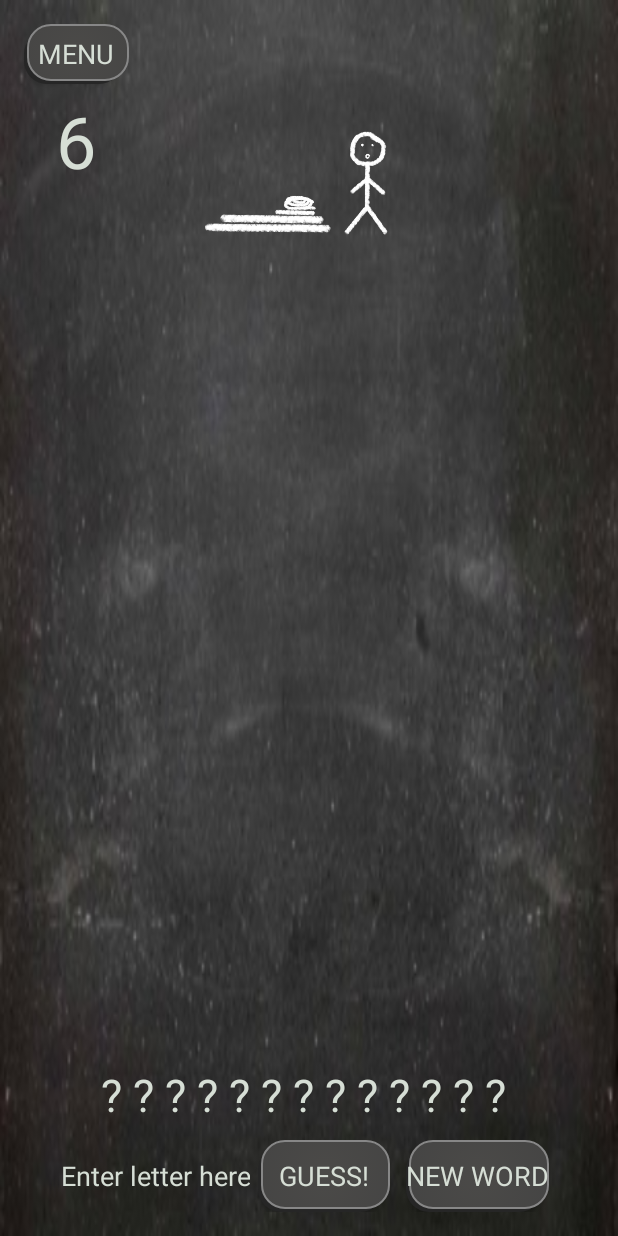
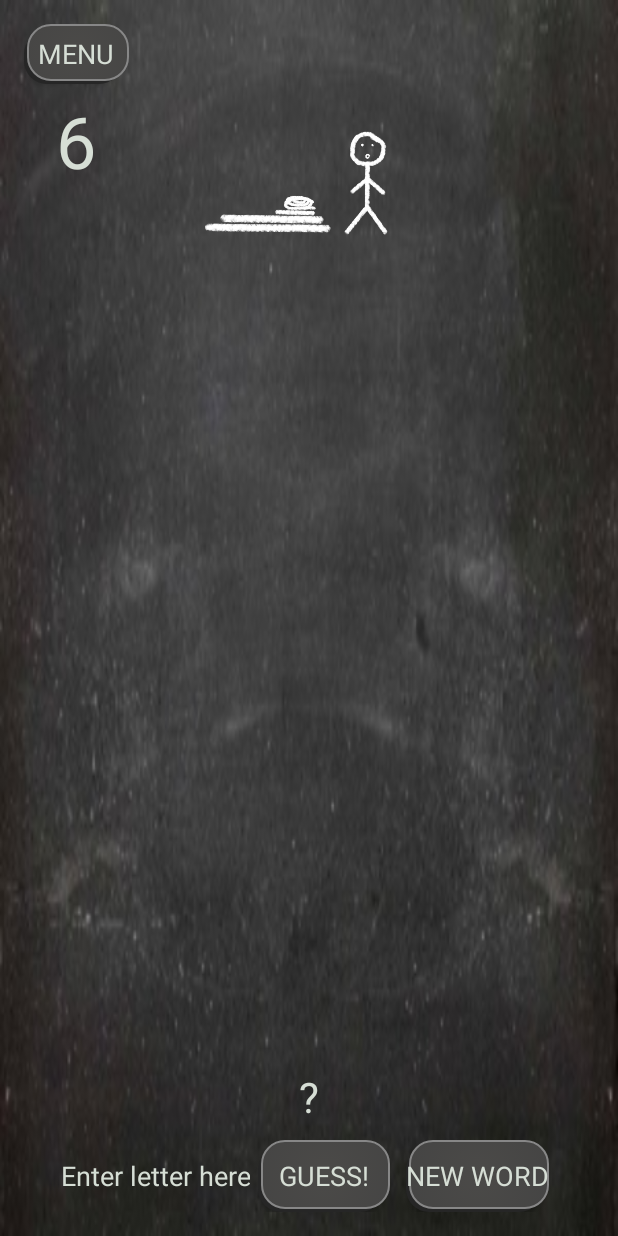
Before and after one commit to Victordh/EvilHangman, an Android app: the GameplayActivity screen opened directly, with no data from a screen before it, after a tap on "GUESS!", on a phone screen of 412 x 824 dp. Run offline under Robolectric (Android 15) with nearby library versions, the phone set to English and light mode, and no system bars; Roboto replaces fonts that are not available here; 4 statements that could not run were skipped.

Commit message:
almost finished GoodGameplay

```diff
--- a/app/src/main/java/com/example/bubbles/evilhangman/Gameplay.java
+++ b/app/src/main/java/com/example/bubbles/evilhangman/Gameplay.java
@@ -1,34 +1,37 @@
 package com.example.bubbles.evilhangman;
-
-import android.content.res.Resources;
-import android.view.View;
-
-import com.example.bubbles.evilhangman.GameplayActivity;
 
 import java.util.Random;
 
 public class Gameplay {
 
-    public String word_picked;
+    String word_picked;
 
-    // picks a word randomly from the dictionary
-    public String random_word(){
-        Integer random_number = new Random().nextInt(GameplayActivity.words.length);
-        String[] array = GameplayActivity.words;
-        word_picked = array[random_number];
-        String the_word_was = word_picked;
-        return word_picked;
-    }
-
-    // puts up the correct amount of questionmarks
+    // returns a string with the correct amount of questionmarks
     public String set_questionmarks(){
-        String temp = "";
-        for (Integer i = 0; i < word_picked.length(); i++) {
-            temp += "? ";
+        String temp = "?";
+        for (Integer i = 1; i < word_picked.length(); i++) {
+            temp += " ?";
         }
         return temp;
     }
 
+    // returns the character input if it's a letter and not tried yet
+    public String get_letter_input(String letter, String tried) {
+        // takes the first character of user input (disregards if no input)
+        if (letter.length() != 0) {
+            String l = letter.substring(0, 1).toUpperCase();
+            // checks if the character is a letter
+            if (l.matches("[A-Z]+")) {
+                // checks with already tried letters
+                if (!tried.contains(l)){
+                    return l;
+                }
+            }
+        }
+        return "false";
+    }
+
+    // returns the word placeholders with all non-guessed letters as ?
     public String letter_in_word_picked(String letter, String questionmarks) {
         // checks if letter is in the_word
         if (word_picked.contains(letter)) {
@@ -40,59 +43,27 @@ public class Gameplay {
                     qmarks[i * 2] = letter.toCharArray()[0];
                 }
             }
-            return qmarks.toString();
+            questionmarks = new String(qmarks);
         }
         return questionmarks;
     }
-                /*int location = picked_word.indexOf(first_letter);
-                String new_word = word.substring(0,(location * 2))+ first_letter + word.substring(location * 2 + 1);
-                the_word.setText(new_word);
 
-                // removes the letter from the computer's word
-                char[] picked_word_chars = picked_word.toCharArray();
-                picked_word_chars[location] = '?';
-                picked_word = String.valueOf(picked_word_chars);
+    // returns the current amount of guesses left minus 1
+    public int remove_one_guess(String guesses_left) {
+        return Integer.parseInt(guesses_left) - 1;
+    }
 
-                // check if the entire word has been revealed
-                if(questionmarks.matches("^[\pL\pN]+$")) {
-                    guess_button.setVisibility(View.INVISIBLE);
-            }
+    // returns if the user has revealed the entire word and thus won
+    public Boolean word_revealed(String questionmarks) {
+        return !questionmarks.contains("?");
+    }
+
+    // returns a string of the word with spaces between each letter
+    public String the_word_was() {
+        String the_word_was = String.valueOf(word_picked.charAt(0));
+        for (int i = 1; i < word_picked.length(); i++) {
+            the_word_was += " " + word_picked.charAt(i);
         }
-
-
-        // removes one guess chance if letter not in word
-        else {*/
-            // remove 1 from guesses left
-            // change picture accordingly
-
-            /*Integer amount = Integer.parseInt(guesses_left.getText().toString().substring(9, 10));
-            amount -= 1;
-            guesses_left.setText("You have " + amount + " wrong guesses left!");
-            switch (amount) {
-                case 5:
-                    hangman6.setVisibility(View.INVISIBLE);
-                    hangman5.setVisibility(View.VISIBLE);
-                    break;
-                case 4:
-                    hangman5.setVisibility(View.INVISIBLE);
-                    hangman4.setVisibility(View.VISIBLE);
-                    break;
-                case 3:
-                    hangman4.setVisibility(View.INVISIBLE);
-                    hangman3.setVisibility(View.VISIBLE);
-                    break;
-                case 2:
-                    hangman3.setVisibility(View.INVISIBLE);
-                    hangman2.setVisibility(View.VISIBLE);
-                    break;
-                case 1:
-                    hangman2.setVisibility(View.INVISIBLE);
-                    hangman1.setVisibility(View.VISIBLE);
-                    break;
-                case 0:
-                    hangman1.setVisibility(View.INVISIBLE);
-                    hangman0.setVisibility(View.VISIBLE);
-                    guess_button.setVisibility(View.INVISIBLE);
-                    break;
-            }*/
+        return the_word_was;
+    }
 }
--- a/app/src/main/java/com/example/bubbles/evilhangman/GameplayActivity.java
+++ b/app/src/main/java/com/example/bubbles/evilhangman/GameplayActivity.java
@@ -5,24 +5,29 @@ import android.content.Intent;
 import android.os.Bundle;
 import android.view.View;
 import android.widget.EditText;
+import android.widget.ImageView;
 
 import com.example.bubbles.evilhangman.Views.CrayonButton;
 import com.example.bubbles.evilhangman.Views.CrayonTextView;
 
 public class GameplayActivity extends Activity {
 
+    CrayonTextView questionmarks, letters_tried, guesses_left;
+    CrayonButton guess_button;
+    ImageView hangman;
+    EditText letter_input;
+
     static String[] words;
-    CrayonTextView questionmarks, letters_tried;
-    CrayonButton guess_button;
-    String word_picked, letter;
+    String word;
     Gameplay gameplay;
-    EditText letter_input;
+    GoodGameplay goodgameplay;
 
     @Override
     protected void onCreate(Bundle savedInstanceState) {
         super.onCreate(savedInstanceState);
         setContentView(R.layout.activity_gameplay);
         gameplay = new Gameplay();
+        goodgameplay = new GoodGameplay();
         words = getResources().getStringArray(R.array.words_short);
 
         initialise();
@@ -34,6 +39,8 @@ public class GameplayActivity extends Activity {
         questionmarks = (CrayonTextView) findViewById(R.id.questionmarks);
         letter_input = (EditText) findViewById(R.id.letter_input);
         letters_tried = (CrayonTextView) findViewById(R.id.letters_tried);
+        guesses_left = (CrayonTextView) findViewById(R.id.guesses_left);
+        hangman = (ImageView) findViewById(R.id.hangman);
     }
 
     public void back_to_menu_button_click(View view) {
@@ -42,11 +49,42 @@ public class GameplayActivity extends Activity {
     }
 
     public void guess_button_click(View view) {
-        if (get_letter_input()){
+        String input = letter_input.getText().toString();
+        String tried = letters_tried.getText().toString();
+        // check if the input is a valid letter and not tried yet
+        String letter = gameplay.get_letter_input(input, tried);
+        if (!letter.equals("false")){
+            // add letter to letters tried
+            letters_tried.setText(tried + " " + letter);
+
             String qmarks = questionmarks.getText().toString();
+            // check if the letter is in the word
             String temp = gameplay.letter_in_word_picked(letter, qmarks);
-            questionmarks.setText(temp);
+            // if it is, change placeholders
+            if (!qmarks.equals(temp)) {
+                questionmarks.setText(temp);
+                // shows win picture if user wins
+                if (gameplay.word_revealed(temp)) {
+                    hangman.setImageResource(R.drawable.win);
+                    guess_button.setVisibility(View.INVISIBLE);
+                }
+            }
+            // if it's not, remove one guess and adjust the picture
+            else {
+                String guesses = guesses_left.getText().toString();
+                int amount = gameplay.remove_one_guess(guesses);
+                guesses_left.setText(Integer.toString(amount));
+                String image = "left_" + Integer.toString(amount);
+                int resID = getResources().getIdentifier(image, "drawable", getPackageName());
+                hangman.setImageResource(resID);
+                // shows word if user loses
+                if (guesses_left.getText().charAt(0) == '0') {
+                    guess_button.setVisibility(View.INVISIBLE);
+                    questionmarks.setText(gameplay.the_word_was());
+                }
+            }
         }
+        // clears user input from EditText
         letter_input.setText("");
     }
 
@@ -54,61 +92,49 @@ public class GameplayActivity extends Activity {
         reset();
     }
 
-    private void reset(){
-        word_picked = gameplay.random_word();
+    // picks a word and sets questionmarks accordingly
+    // resets guesses left, letters tried, picture
+    private void reset() {
+        word = goodgameplay.random_word();
         questionmarks.setText(gameplay.set_questionmarks());
         set_questionmark_size();
+
         letters_tried.setText(R.string.letters_tried);
+        guess_button.setVisibility(View.VISIBLE);
+        hangman.setImageResource(R.drawable.over_10_left);
+        guesses_left.setText(R.string.guesses_left);
     }
 
+    // adjusts the text size according to the length of the word
     private void set_questionmark_size(){
-        switch (word_picked.length()) {
+        switch (word.length()) {
             default:
                 questionmarks.setTextSize(48);
                 break;
             case 9:
-                questionmarks.setTextSize(44);
+                questionmarks.setTextSize(42);
                 break;
             case 10:
-                questionmarks.setTextSize(40);
+                questionmarks.setTextSize(38);
                 break;
             case 11:
-                questionmarks.setTextSize(36);
+                questionmarks.setTextSize(34);
                 break;
             case 12:
-                questionmarks.setTextSize(32);
+                questionmarks.setTextSize(30);
                 break;
             case 13:
-                questionmarks.setTextSize(30);
+                questionmarks.setTextSize(28);
                 break;
             case 14:
-                questionmarks.setTextSize(28);
+                questionmarks.setTextSize(26);
                 break;
             case 15:
-                questionmarks.setTextSize(26);
+                questionmarks.setTextSize(24);
                 break;
             case 16:
-                questionmarks.setTextSize(24);
+                questionmarks.setTextSize(22);
                 break;
         }
     }
-
-    // returns the character input if it's a letter and not tried yet
-    private boolean get_letter_input() {
-        // takes the first character of user input (disregards if no input)
-        if (letter_input.getText().toString().length() != 0) {
-            String l = letter_input.getText().toString().substring(0, 1).toLowerCase();
-            // checks if the character is a letter
-            if (l.matches("[a-z]+")) {
-                // checks with already tried letters
-                String tried = letters_tried.getText().toString();
-                if (!tried.contains(l)){
-                    letters_tried.setText(tried + " " + l);
-                    letter = l;
-                    return true;
-                }
-            }
-        }
-        return false;
-    }
 }
--- a/app/src/main/java/com/example/bubbles/evilhangman/GoodGameplay.java
+++ b/app/src/main/java/com/example/bubbles/evilhangman/GoodGameplay.java
@@ -1,5 +1,13 @@
 package com.example.bubbles.evilhangman;
+
+import java.util.Random;
 
 public class GoodGameplay extends Gameplay{
 
+    // returns a randomly picked word from the dictionary
+    public String random_word(){
+        Integer n = new Random().nextInt(GameplayActivity.words.length);
+        word_picked = GameplayActivity.words[n];
+        return word_picked;
+    }
 }
```
